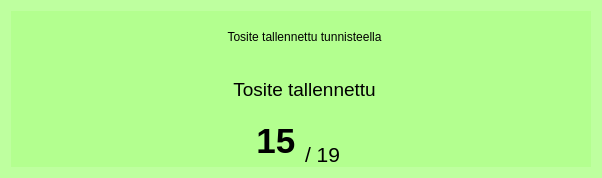
Above: kitsas/kirjaus/tallennettuwidget.ui from artoh/kitupiikki before the change. Below: the same form after it.
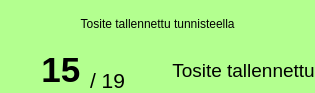
That is the form after the change. Icons and pictures are not drawn.

Patch:
```diff
--- a/kitsas/kirjaus/tallennettuwidget.ui
+++ b/kitsas/kirjaus/tallennettuwidget.ui
@@ -6,8 +6,8 @@
    <rect>
     <x>0</x>
     <y>0</y>
-    <width>602</width>
-    <height>178</height>
+    <width>315</width>
+    <height>93</height>
    </rect>
   </property>
   <property name="windowTitle">
@@ -23,13 +23,28 @@
    <property name="spacing">
     <number>0</number>
    </property>
+   <property name="leftMargin">
+    <number>0</number>
+   </property>
+   <property name="topMargin">
+    <number>0</number>
+   </property>
+   <property name="rightMargin">
+    <number>0</number>
+   </property>
+   <property name="bottomMargin">
+    <number>0</number>
+   </property>
    <item>
     <widget class="QLabel" name="label">
      <property name="text">
       <string/>
      </property>
      <property name="pixmap">
-      <pixmap resource="../pic/pic.qrc">:/pic/ok-128.png</pixmap>
+      <pixmap resource="../pic/pic.qrc">:/pic/ok.png</pixmap>
+     </property>
+     <property name="alignment">
+      <set>Qt::AlignCenter</set>
      </property>
     </widget>
    </item>
@@ -41,31 +56,13 @@
      <item>
       <widget class="QLabel" name="tunnisteellaLabel">
        <property name="text">
-        <string>Tosite tallennettu tunnisteella</string>
+        <string>Tosite tallennettu tunnisteella  </string>
        </property>
        <property name="alignment">
         <set>Qt::AlignCenter</set>
        </property>
       </widget>
      </item>
-     <item>
-      <widget class="QLabel" name="luonnosLabel">
-       <property name="font">
-        <font>
-         <pointsize>14</pointsize>
-        </font>
-       </property>
-       <property name="text">
-        <string>Tosite tallennettu</string>
-       </property>
-       <property name="alignment">
-        <set>Qt::AlignCenter</set>
-       </property>
-       <property name="wordWrap">
-        <bool>true</bool>
-       </property>
-      </widget>
-     </item>
      <item>
       <layout class="QHBoxLayout" name="horizontalLayout">
        <property name="spacing">
@@ -76,7 +73,6 @@
          <property name="font">
           <font>
            <pointsize>26</pointsize>
-           <weight>75</weight>
            <bold>true</bold>
           </font>
          </property>
@@ -103,6 +99,24 @@
          </property>
         </widget>
        </item>
+       <item>
+        <widget class="QLabel" name="luonnosLabel">
+         <property name="font">
+          <font>
+           <pointsize>14</pointsize>
+          </font>
+         </property>
+         <property name="text">
+          <string>Tosite tallennettu</string>
+         </property>
+         <property name="alignment">
+          <set>Qt::AlignCenter</set>
+         </property>
+         <property name="wordWrap">
+          <bool>true</bool>
+         </property>
+        </widget>
+       </item>
       </layout>
      </item>
     </layout>
```
